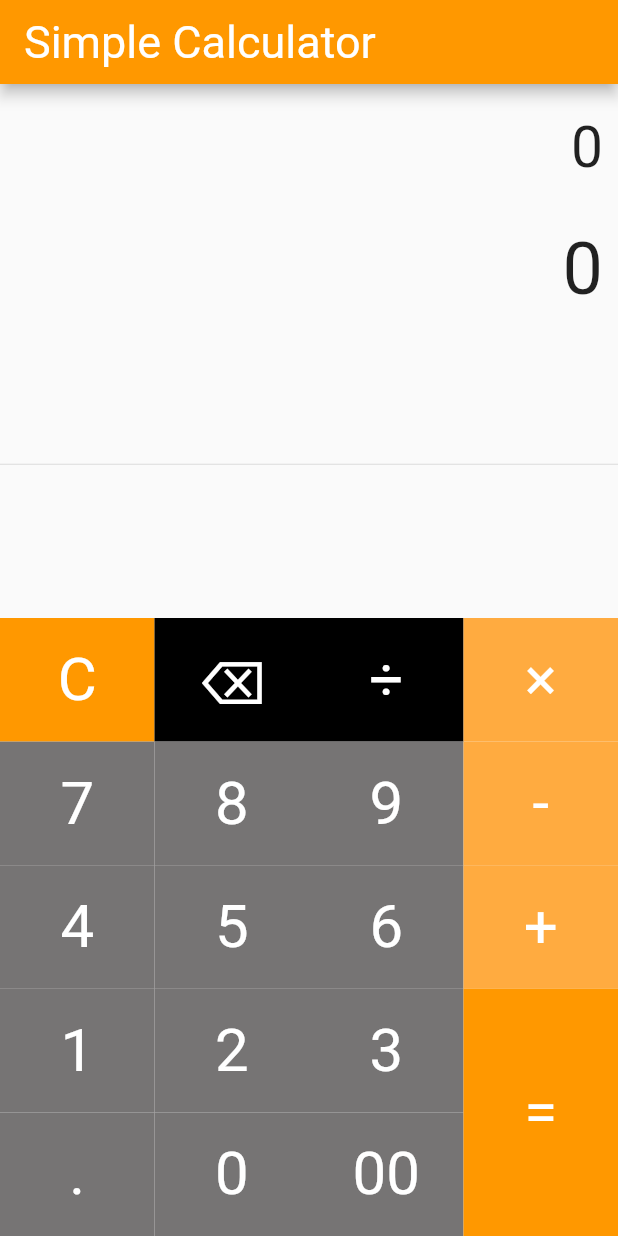
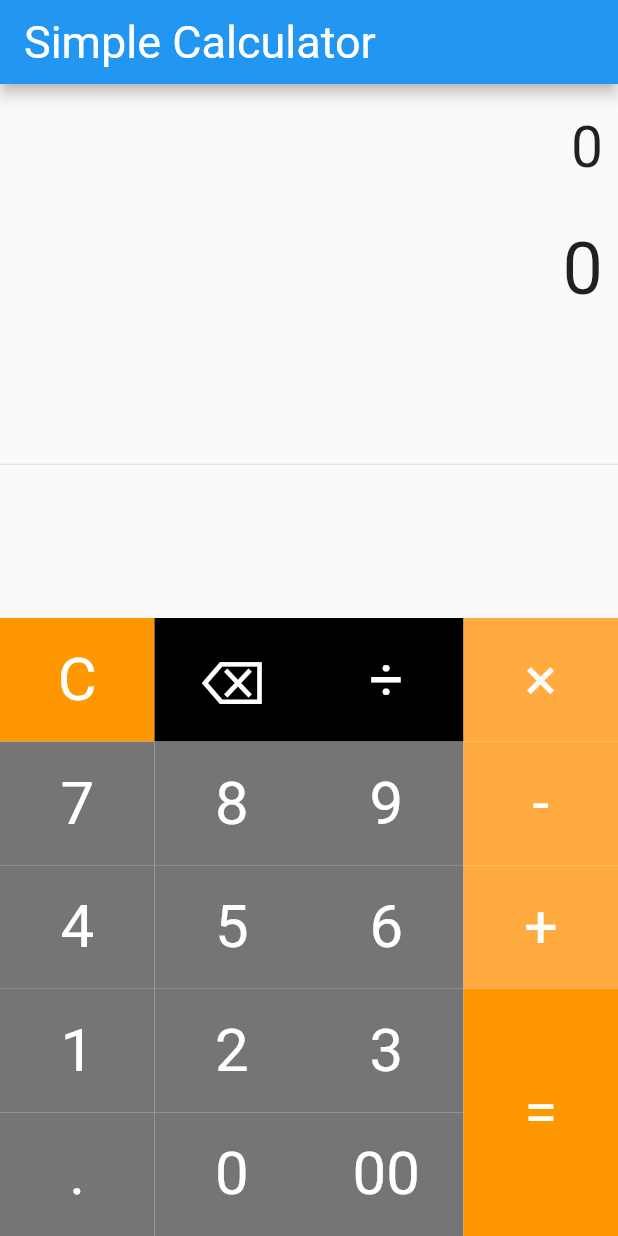
Before and after one commit to arifghiffari/Simple--Calculato-Flutter, a Flutter app: the screen it shows after launch, on a phone screen of 412 x 824 dp. Run offline on Flutter 3.47's test engine with Material 2 defaults, Android fonts, the phone set to English and light mode, and no system bars; our stand-ins replace math_expressions.

Commit message:
edit first commit

```diff
--- a/lib/main.dart
+++ b/lib/main.dart
@@ -14,7 +14,7 @@ class MyApp extends StatelessWidget {
     return MaterialApp(
       debugShowCheckedModeBanner: false,
       title: 'Calculator',
-      theme: ThemeData(primarySwatch: Colors.orange),
+      theme: ThemeData(primarySwatch: Colors.blue),
       home: SimpleCalculator(),
     );
   }
```
